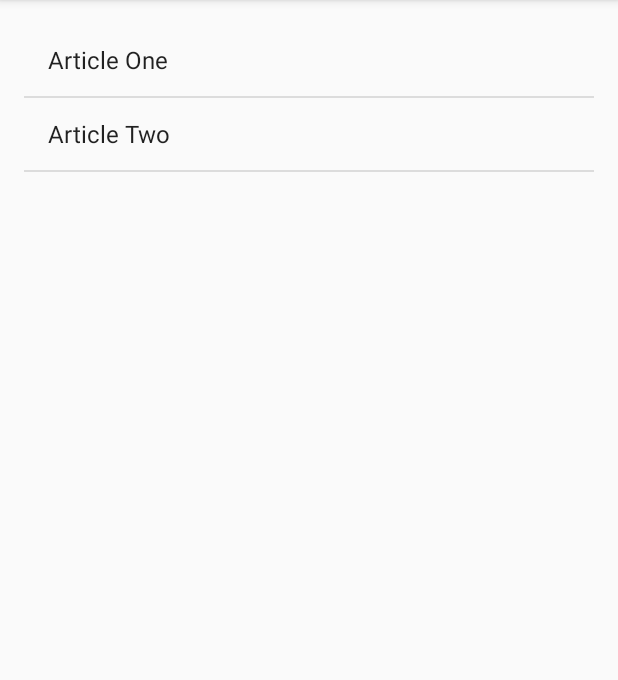
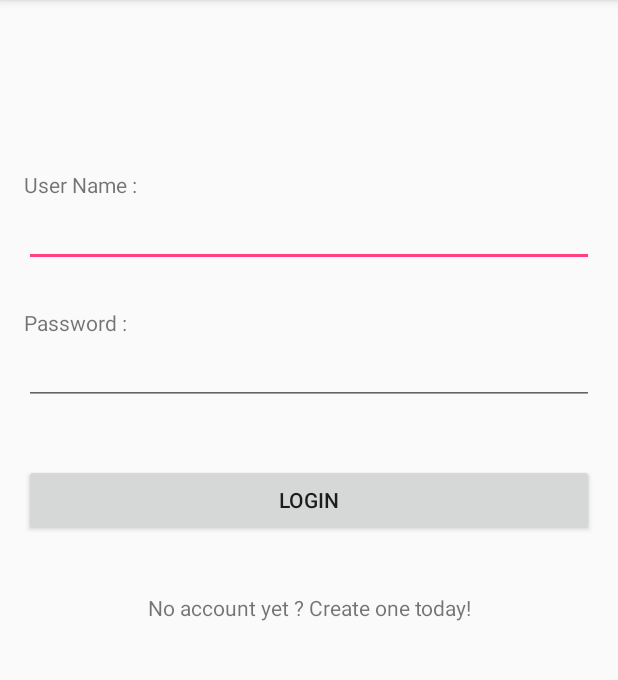
Before and after one commit to HenriqueAguaDoce/FpvMeetUp, an Android app: the screen it shows after launch (MainActivity before the commit, LoginActivity after it), on a phone screen of 412 x 824 dp, the part 84-764 px from its top. Run offline under Robolectric (Android 15) with nearby library versions, the phone set to English and light mode, and no system bars.

Commit message:
Criação de um Login/Registo para o utilizador com recurso a uma BD.

```diff
--- a/app/src/main/AndroidManifest.xml
+++ b/app/src/main/AndroidManifest.xml
@@ -8,13 +8,15 @@
         android:label="@string/app_name"
         android:supportsRtl="true"
         android:theme="@style/AppTheme">
-        <activity android:name=".MainActivity">
+        <activity android:name=".LoginActivity">
             <intent-filter>
                 <action android:name="android.intent.action.MAIN" />
 
                 <category android:name="android.intent.category.LAUNCHER" />
             </intent-filter>
         </activity>
+        <activity android:name=".MainActivity" />
+        <activity android:name=".RegisterActivity"></activity>
     </application>
 
 </manifest>
--- /dev/null
+++ b/app/src/main/java/pt/ipbeja/pdm2/fpvmeetup/DBHelper.java
@@ -0,0 +1,148 @@
+package pt.ipbeja.pdm2.fpvmeetup;
+
+import android.content.ContentValues;
+import android.content.Context;
+import android.database.Cursor;
+import android.database.sqlite.SQLiteDatabase;
+import android.database.sqlite.SQLiteOpenHelper;
+
+import java.util.ArrayList;
+import java.util.List;
+
+import pt.ipbeja.pdm2.fpvmeetup.Model.Users;
+
+/**
+ * Created by HenriqueAD on 09/01/2017.
+ */
+
+public class DBHelper extends SQLiteOpenHelper {
+    private static final String DB_FILENAME = "MyDataBase.db";
+    private static final int DB_VERSION = 3;
+    private static final SQLiteDatabase.CursorFactory factory = null;
+
+    private static final int IDX_USERS = 0;
+
+    //Array com todos os nomes das tabelas
+    private static final String [] TableNames = {
+            "users"
+    };
+
+    //Colunas da tabela users
+    private static final String T_USERS_ID = "_id_user";
+    private static final String T_USERS_NAME = "name";
+    private static final String T_USERS_PASSWORD = "password";
+    private static final String T_USERS_EMAIL = "email";
+
+    //String sql para criar tabela utilizadores
+    private static final String T_CREATE_USERS = "CREATE TABLE " +TableNames[IDX_USERS] +
+            "(" + T_USERS_ID + " INTEGER PRIMARY KEY AUTOINCREMENT" +
+            ", " + T_USERS_NAME + " TEXT" +
+            ", " + T_USERS_PASSWORD + " TEXT" +
+            ", " + T_USERS_EMAIL + " TEXT)" ;
+
+    //todos os comandos sql de criação de tabelas
+    private static final String [] T_CREATE = {
+            T_CREATE_USERS
+    };
+
+    public DBHelper(Context context) {
+        super(context, DB_FILENAME, factory, DB_VERSION);
+    }
+
+    @Override
+    public void onCreate(SQLiteDatabase db) {
+        // criar todas as tabelas
+        for (int i = 0; i < T_CREATE.length; i++) {
+            db.execSQL(T_CREATE[i]);
+        }
+    }
+
+    @Override
+    public void onUpgrade(SQLiteDatabase db, int oldVersion, int newVersion) {
+        for (int i = 0; i < TableNames.length; i++) {
+            db.execSQL("DROP TABLE IF EXISTS " + TableNames[i]);
+        }
+        onCreate(db);
+    }
+
+    public void insertUsers(Users users)
+    {
+        SQLiteDatabase db = this.getWritableDatabase();
+        ContentValues contentValues = new ContentValues();
+
+        contentValues.put(T_USERS_NAME, users.getName());
+        contentValues.put(T_USERS_PASSWORD, users.getPassword());
+        contentValues.put(T_USERS_EMAIL, users.getEmail());
+
+        db.insert(TableNames[IDX_USERS], null, contentValues);
+    }
+
+    public boolean getUserAndPass(String login, String pass)
+    {
+        SQLiteDatabase db = this.getReadableDatabase();
+
+        String selectQuery = "SELECT "  + T_USERS_NAME + "," +T_USERS_PASSWORD +
+                " FROM " + TableNames[IDX_USERS] + " WHERE " + T_USERS_NAME + " = " +
+                "'" + login + "' " + "AND " + T_USERS_PASSWORD + " = " +
+                "'" + pass + "'";
+
+        Cursor cursor = db.rawQuery(selectQuery, null);
+        return cursor != null && cursor.getCount() == 1;
+    }
+
+    public int getIDfromUser(String login, String pass)
+    {
+        int res = -1;
+        SQLiteDatabase db = this.getReadableDatabase();
+
+        String selectQuery = "SELECT "  + T_USERS_ID +
+                " FROM " + TableNames[IDX_USERS] + " WHERE " + T_USERS_NAME + " = " +
+                "'" + login + "' " + "AND " + T_USERS_PASSWORD + " = " +
+                "'" + pass + "'";
+
+        Cursor cursor = db.rawQuery(selectQuery, null);
+        if (cursor != null && cursor.getCount() > 0) {
+            cursor.moveToFirst();
+            res = cursor.getInt(cursor.getColumnIndex(T_USERS_ID));
+        }
+        cursor.close();
+        return res;
+
+    }
+
+    public String getEmail(String login, String pass)
+    {
+        String res = "";
+        SQLiteDatabase db = this.getReadableDatabase();
+
+        String selectQuery = "SELECT "  + T_USERS_EMAIL +
+                " FROM " + TableNames[IDX_USERS] + " WHERE " + T_USERS_NAME + " = " +
+                "'" + login + "' " + "AND " + T_USERS_PASSWORD + " = " +
+                "'" + pass + "'";
+
+        Cursor cursor = db.rawQuery(selectQuery, null);
+        if (cursor != null && cursor.getCount() > 0) {
+            cursor.moveToFirst();
+            res = cursor.getString(cursor.getColumnIndex(T_USERS_EMAIL));
+        }
+        cursor.close();
+        return res;
+    }
+
+    public List<String> getAllUserNames() {
+        List<String> res = new ArrayList<>();
+        SQLiteDatabase db = this.getReadableDatabase();
+        String sql = "SELECT " + T_USERS_NAME + " FROM " + TableNames[IDX_USERS];
+
+        Cursor cursor = db.rawQuery(sql, null);
+        if (cursor.moveToFirst()) {
+            do {
+                String name = cursor.getString(cursor.getColumnIndex(T_USERS_NAME));
+                res.add(name);
+            } while (cursor.moveToNext());
+        }
+        cursor.close();
+
+        return res;
+    }
+}
--- a/app/src/main/java/pt/ipbeja/pdm2/fpvmeetup/FragmentHeadlines.java
+++ /dev/null
@@ -1,57 +0,0 @@
-package pt.ipbeja.pdm2.fpvmeetup;
-
-
-import android.os.Bundle;
-import android.support.v4.app.Fragment;
-import android.support.v4.app.FragmentTransaction;
-import android.support.v4.app.ListFragment;
-import android.view.LayoutInflater;
-import android.view.View;
-import android.view.ViewGroup;
-import android.widget.ArrayAdapter;
-import android.widget.ListView;
-import android.widget.TextView;
-
-/**
- * A simple {@link Fragment} subclass.
- */
-public class FragmentHeadlines extends ListFragment  {
-
-
-    public FragmentHeadlines() {
-        // Required empty public constructor
-    }
-
-
-    @Override
-    public View onCreateView(LayoutInflater inflater, ViewGroup container,
-                             Bundle savedInstanceState) {
-
-
-        ArrayAdapter<String> adapter = new ArrayAdapter<String>(inflater.getContext(),
-                android.R.layout.simple_list_item_1,NewData.Headlines);
-        setListAdapter(adapter);
-
-        return super.onCreateView(inflater, container, savedInstanceState);
-    }
-
-    @Override
-    public void onListItemClick(ListView l, View v, int position, long id) {
-
-        if (getActivity().findViewById(R.id.fragment_container) != null){
-
-            FragmentArticle newFragment = new FragmentArticle();
-            Bundle args = new Bundle();
-            args.putInt("position", position);
-            newFragment.setArguments(args);
-            FragmentTransaction transaction = getActivity().getSupportFragmentManager().beginTransaction();
-            transaction.replace(R.id.fragment_container, newFragment);
-            transaction.addToBackStack(null);
-            transaction.commit();
-        }
-        else{
-            TextView txtNote = (TextView) getActivity().findViewById(R.id.txtNote);
-            txtNote.setText(NewData.Articles[position]);
-        }
-    }
-}
--- /dev/null
+++ b/app/src/main/java/pt/ipbeja/pdm2/fpvmeetup/LoginActivity.java
@@ -0,0 +1,54 @@
+package pt.ipbeja.pdm2.fpvmeetup;
+
+import android.content.Intent;
+import android.support.v7.app.AppCompatActivity;
+import android.os.Bundle;
+import android.view.View;
+import android.widget.EditText;
+import android.widget.Toast;
+
+public class LoginActivity extends AppCompatActivity {
+    private DBHelper db = null;
+    EditText txtName;
+    EditText txtPass;
+
+    @Override
+    protected void onCreate(Bundle savedInstanceState) {
+        super.onCreate(savedInstanceState);
+        setContentView(R.layout.activity_login);
+
+        this.db = new DBHelper(this);
+        txtName = (EditText) findViewById(R.id.txtUserName);
+        txtPass = (EditText) findViewById(R.id.txtPassword);
+
+    }
+
+    public void btnLogin_onClick(View view) {
+        this.checkUsers();
+    }
+
+    private void checkUsers() {
+
+        String name = txtName.getText().toString();
+        String pass = txtPass.getText().toString();
+
+        boolean res = db.getUserAndPass(name, pass);
+
+        if (name.isEmpty() && pass.isEmpty()){
+            res = false;
+        }
+
+        if (res == true) {
+            Intent i = new Intent(this, MainActivity.class);
+            startActivity(i);
+        }
+        else {
+            Toast.makeText(LoginActivity.this, "Password/Username wrong, or inexistent user ", Toast.LENGTH_LONG).show();
+        }
+    }
+
+    public void txtCreateAccount_onClick(View view) {
+        Intent i = new Intent(this, RegisterActivity.class);
+        startActivity(i);
+    }
+}
--- a/app/src/main/java/pt/ipbeja/pdm2/fpvmeetup/MainActivity.java
+++ b/app/src/main/java/pt/ipbeja/pdm2/fpvmeetup/MainActivity.java
@@ -2,7 +2,6 @@ package pt.ipbeja.pdm2.fpvmeetup;
 
 import android.support.v7.app.AppCompatActivity;
 import android.os.Bundle;
-import android.widget.Toast;
 
 public class MainActivity extends AppCompatActivity {
 
@@ -11,14 +10,5 @@ public class MainActivity extends AppCompatActivity {
         super.onCreate(savedInstanceState);
         setContentView(R.layout.activity_main);
 
-        if (findViewById(R.id.fragment_container) != null) {
-            if (savedInstanceState != null) {
-                return;
-            }
-            FragmentHeadlines head = new FragmentHeadlines();
-            head.setArguments(getIntent().getExtras());
-            getSupportFragmentManager().beginTransaction().add(R.id.fragment_container, head).commit();
-        }
-
     }
 }
--- a/app/src/main/java/pt/ipbeja/pdm2/fpvmeetup/NewData.java
+++ /dev/null
@@ -1,33 +0,0 @@
-package pt.ipbeja.pdm2.fpvmeetup;
-
-/**
- * Created by HenriqueAD on 08/01/2017.
- */
-
-public class NewData {
-
-    static String[] Headlines = {
-            "Article One",
-            "Article Two"
-    };
-
-    static String[] Articles = {
-            "Article One\n\nExcepteur pour-over occaecat squid biodiesel umami gastropub, nulla " +
-                    "laborum salvia dreamcatcher fanny pack. Ullamco culpa retro ea, trust fund " +
-                    "excepteur eiusmod direct trade banksy nisi lo-fi cray messenger bag. " +
-                    "Nesciunt esse carles selvage put a bird on it gluten-free, wes anderson ut " +
-                    "trust fund twee occupy viral. Laboris small batch scenester pork belly, " +
-                    "leggings ut farm-to-table aliquip yr nostrud iphone viral next level. " +
-                    "Craft beer dreamcatcher pinterest truffaut ethnic, authentic brunch. " +
-                    "Esse single-origin coffee banksy do next level tempor. Velit synth d" +
-                    "reamcatcher, magna shoreditch in american apparel messenger bag narwhal " +
-                    "PBR ennui farm-to-table.",
-            "Article Two\n\nVinyl williamsburg non velit, master cleanse four loko banh mi. " +
-                    "Enim kogi keytar trust fund pop-up portland gentrify. Non ea typewriter " +
-                    "dolore deserunt Austin. Ad magna ethical kogi mixtape next level. " +
-                    "Aliqua pork belly thundercats, ut pop-up tattooed dreamcatcher kogi " +
-                    "accusamus photo booth irony portland. Semiotics brunch ut locavore irure, " +
-                    "enim etsy laborum stumptown carles gentrify post-ironic cray. " +
-                    "Butcher 3 wolf moon blog synth, vegan carles odd future."
-    };
-}
--- a/app/src/main/res/layout-land/activity_main.xml
+++ /dev/null
@@ -1,27 +0,0 @@
-<?xml version="1.0" encoding="utf-8"?>
-<LinearLayout xmlns:android="http://schemas.android.com/apk/res/android"
-    android:orientation="vertical" android:layout_width="match_parent"
-    android:layout_height="match_parent">
-
-    <LinearLayout
-        android:layout_width="match_parent"
-        android:layout_height="match_parent"
-        android:orientation="horizontal">
-
-        <fragment
-            android:layout_width="0dp"
-            android:layout_height="match_parent"
-            android:name="pt.ipbeja.pdm2.fpvmeetup.FragmentHeadlines"
-            android:id="@+id/headlines_fragment"
-            android:layout_weight="1" />
-
-        <fragment
-            android:layout_width="0dp"
-            android:layout_height="match_parent"
-            android:name="pt.ipbeja.pdm2.fpvmeetup.FragmentArticle"
-            android:id="@+id/article_fragment"
-            android:layout_weight="2" />
-
-    </LinearLayout>
-
-</LinearLayout>
--- /dev/null
+++ b/app/src/main/res/layout/activity_login.xml
@@ -0,0 +1,68 @@
+<?xml version="1.0" encoding="utf-8"?>
+<RelativeLayout xmlns:android="http://schemas.android.com/apk/res/android"
+    xmlns:tools="http://schemas.android.com/tools"
+    android:id="@+id/activity_login"
+    android:layout_width="match_parent"
+    android:layout_height="match_parent"
+    android:paddingBottom="@dimen/activity_vertical_margin"
+    android:paddingLeft="@dimen/activity_horizontal_margin"
+    android:paddingRight="@dimen/activity_horizontal_margin"
+    android:paddingTop="@dimen/activity_vertical_margin"
+    tools:context="pt.ipbeja.pdm2.fpvmeetup.LoginActivity">
+
+    <TextView
+        android:layout_width="match_parent"
+        android:layout_height="wrap_content"
+        android:text="@string/user_name"
+        android:id="@+id/textView1"
+        android:layout_marginTop="97dp"
+        android:layout_alignParentTop="true"
+        android:layout_alignParentStart="true" />
+
+    <EditText
+        android:layout_width="match_parent"
+        android:layout_height="wrap_content"
+        android:id="@+id/txtUserName"
+        android:layout_below="@+id/textView1"
+        android:layout_alignParentStart="true" />
+
+    <TextView
+        android:layout_width="match_parent"
+        android:layout_height="wrap_content"
+        android:text="@string/password"
+        android:id="@+id/textView2"
+        android:layout_below="@+id/txtUserName"
+        android:layout_alignParentStart="true"
+        android:layout_marginTop="27dp" />
+
+    <EditText
+        android:layout_width="match_parent"
+        android:layout_height="wrap_content"
+        android:inputType="textPassword"
+        android:ems="10"
+        android:id="@+id/txtPassword"
+        android:layout_below="@+id/textView2"
+        android:layout_alignParentStart="true" />
+
+    <Button
+        android:layout_width="match_parent"
+        android:layout_height="wrap_content"
+        android:text="Login"
+        android:id="@+id/btnLogin"
+        android:layout_marginTop="39dp"
+        android:layout_below="@+id/txtPassword"
+        android:layout_centerHorizontal="true"
+        android:onClick="btnLogin_onClick" />
+
+    <TextView
+        android:layout_width="match_parent"
+        android:layout_height="wrap_content"
+        android:text="@string/new_account"
+        android:id="@+id/txtCreateAccount"
+        android:layout_below="@+id/btnLogin"
+        android:layout_centerHorizontal="true"
+        android:layout_marginTop="38dp"
+        android:textAlignment="center"
+        android:onClick="txtCreateAccount_onClick" />
+
+</RelativeLayout>
--- a/app/src/main/res/layout/activity_main.xml
+++ b/app/src/main/res/layout/activity_main.xml
@@ -11,10 +11,9 @@
     android:paddingTop="@dimen/activity_vertical_margin"
     tools:context="pt.ipbeja.pdm2.fpvmeetup.MainActivity">
 
-    <FrameLayout
+    <TextView
+        android:text="Hello user !! "
         android:layout_width="match_parent"
-        android:layout_height="match_parent"
-        android:id="@+id/fragment_container">
-    </FrameLayout>
-
+        android:layout_height="wrap_content"
+        android:id="@+id/textView" />
 </LinearLayout>
--- a/app/src/main/res/values/strings.xml
+++ b/app/src/main/res/values/strings.xml
@@ -1,3 +1,10 @@
 <resources>
     <string name="app_name">FpvMeetUp</string>
+    <string name="user_name">User Name :</string>
+    <string name="password">Password :</string>
+    <string name="new_account">No account yet ? Create one today!</string>
+    <string name="register">Register</string>
+    <string name="cancelar">Cancel</string>
+    <string name="name">Name :</string>
+    <string name="email">Email :</string>
 </resources>
```
Also changed, not shown: app/src/main/java/pt/ipbeja/pdm2/fpvmeetup/FragmentArticle.java (deleted, +0 -39 lines), app/src/main/java/pt/ipbeja/pdm2/fpvmeetup/Model/Users.java (added, +103 -0 lines), app/src/main/java/pt/ipbeja/pdm2/fpvmeetup/RegisterActivity.java (added, +78 -0 lines), app/src/main/res/layout/activity_register.xml (added, +71 -0 lines).
